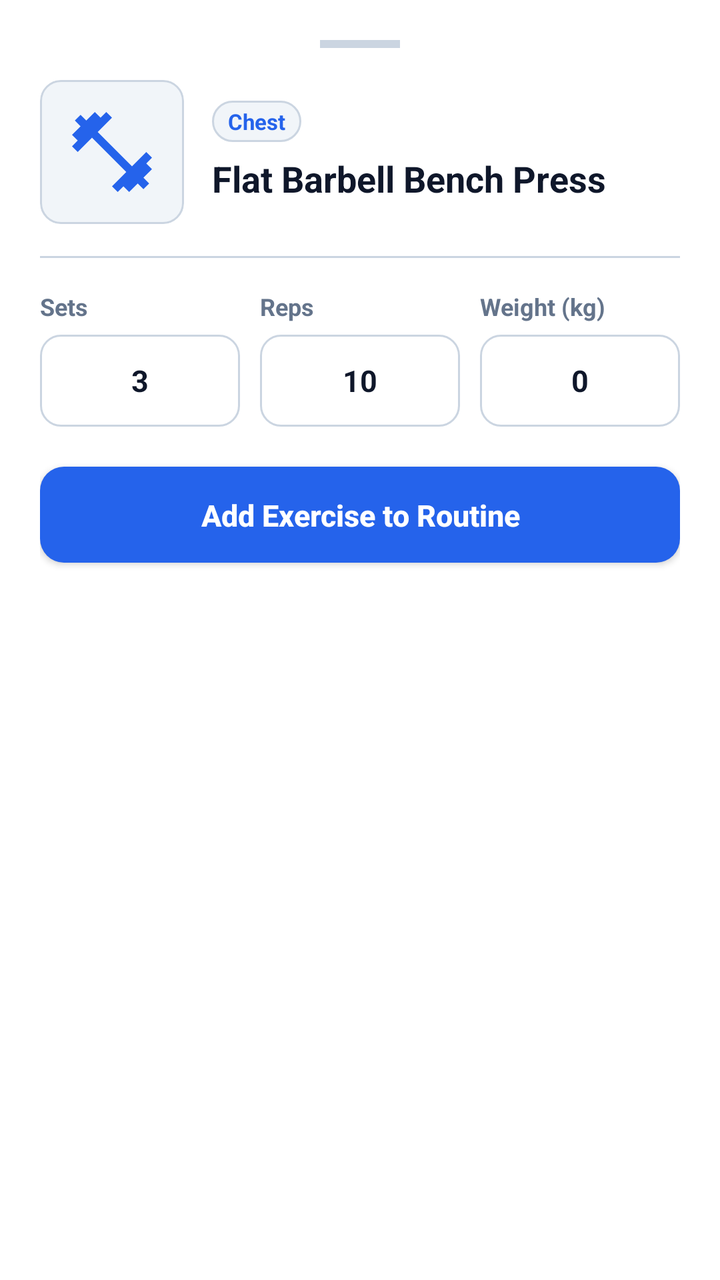
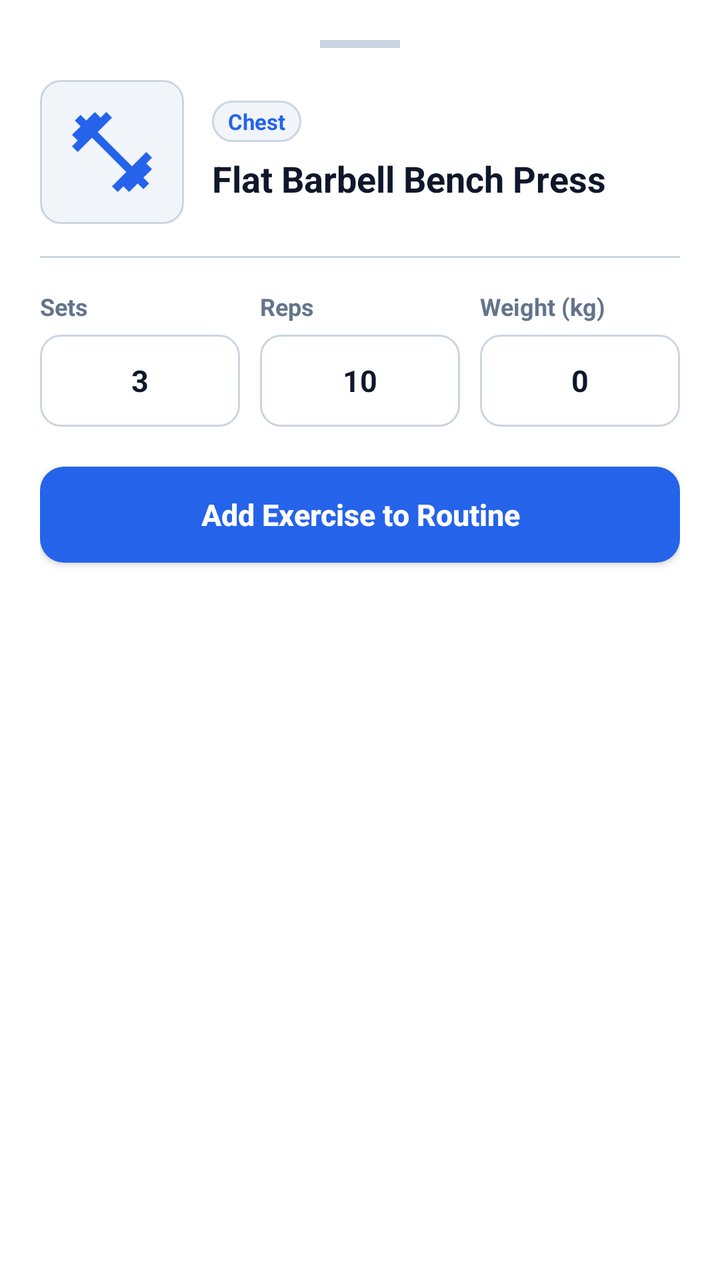

Compare the two renders of this Android layout. The source of the first and the diff that turns it into the second are given below.
<!-- AndroidManifest.xml: application theme Theme.FitTrack -->
<!-- res/layout/bottom_sheet_exercise_config.xml -->
<?xml version="1.0" encoding="utf-8"?>
<LinearLayout xmlns:android="http://schemas.android.com/apk/res/android"
    android:layout_width="match_parent"
    android:layout_height="wrap_content"
    android:background="?attr/colorSurface"
    android:orientation="vertical"
    android:padding="20dp">

    
    <View
        android:layout_width="40dp"
        android:layout_height="4dp"
        android:layout_gravity="center_horizontal"
        android:layout_marginBottom="16dp"
        android:background="@color/border" />

    
    <LinearLayout
        android:layout_width="match_parent"
        android:layout_height="wrap_content"
        android:gravity="center_vertical"
        android:orientation="horizontal">

        <ImageView
            android:id="@+id/ivSheetExerciseThumb"
            android:layout_width="72dp"
            android:layout_height="72dp"
            android:background="@drawable/bg_exercise_thumb"
            android:clipToOutline="true"
            android:contentDescription="Selected exercise demonstration"
            android:padding="4dp"
            android:scaleType="centerInside"
            android:src="@drawable/ic_fitness_center" />

        <LinearLayout
            android:layout_width="0dp"
            android:layout_height="wrap_content"
            android:layout_marginStart="14dp"
            android:layout_weight="1"
            android:orientation="vertical">

            <TextView
                android:id="@+id/tvSheetMuscleBadge"
                android:layout_width="wrap_content"
                android:layout_height="wrap_content"
                android:background="@drawable/bg_badge_neutral"
                android:paddingStart="8dp"
                android:paddingTop="3dp"
                android:paddingEnd="8dp"
                android:paddingBottom="3dp"
                android:text="Chest"
                android:textColor="?attr/colorPrimary"
                android:textSize="11sp"
                android:textStyle="bold" />

            <TextView
                android:id="@+id/tvSheetExerciseName"
                android:layout_width="wrap_content"
                android:layout_height="wrap_content"
                android:layout_marginTop="6dp"
                android:text="Flat Barbell Bench Press"
                android:textColor="?android:attr/textColorPrimary"
                android:textSize="18sp"
                android:textStyle="bold" />

        </LinearLayout>

    </LinearLayout>

    <View
        android:layout_width="match_parent"
        android:layout_height="1dp"
        android:layout_marginTop="16dp"
        android:layout_marginBottom="16dp"
        android:background="@color/border" />

    
    <LinearLayout
        android:layout_width="match_parent"
        android:layout_height="wrap_content"
        android:baselineAligned="false"
        android:orientation="horizontal">

        
        <LinearLayout
            android:layout_width="0dp"
            android:layout_height="wrap_content"
            android:layout_weight="1"
            android:orientation="vertical">

            <TextView
                android:layout_width="wrap_content"
                android:layout_height="wrap_content"
                android:text="Sets"
                android:textColor="?android:attr/textColorSecondary"
                android:textSize="12sp"
                android:textStyle="bold" />

            <EditText
                android:id="@+id/etSheetSets"
                android:layout_width="match_parent"
                android:layout_height="46dp"
                android:layout_marginTop="6dp"
                android:background="@drawable/bg_input"
                android:gravity="center"
                android:hint="3"
                android:inputType="number"
                android:text="3"
                android:textColor="?android:attr/textColorPrimary"
                android:textColorHint="?android:attr/textColorHint"
                android:textSize="15sp"
                android:textStyle="bold" />
        </LinearLayout>

        
        <LinearLayout
            android:layout_width="0dp"
            android:layout_height="wrap_content"
            android:layout_marginStart="10dp"
            android:layout_weight="1"
            android:orientation="vertical">

            <TextView
                android:layout_width="wrap_content"
                android:layout_height="wrap_content"
                android:text="Reps"
                android:textColor="?android:attr/textColorSecondary"
                android:textSize="12sp"
                android:textStyle="bold" />

            <EditText
                android:id="@+id/etSheetReps"
                android:layout_width="match_parent"
                android:layout_height="46dp"
                android:layout_marginTop="6dp"
                android:background="@drawable/bg_input"
                android:gravity="center"
                android:hint="10"
                android:inputType="number"
                android:text="10"
                android:textColor="?android:attr/textColorPrimary"
                android:textColorHint="?android:attr/textColorHint"
                android:textSize="15sp"
                android:textStyle="bold" />
        </LinearLayout>

        
        <LinearLayout
            android:layout_width="0dp"
            android:layout_height="wrap_content"
            android:layout_marginStart="10dp"
            android:layout_weight="1"
            android:orientation="vertical">

            <TextView
                android:layout_width="wrap_content"
                android:layout_height="wrap_content"
                android:text="Weight (kg)"
                android:textColor="?android:attr/textColorSecondary"
                android:textSize="12sp"
                android:textStyle="bold" />

            <EditText
                android:id="@+id/etSheetWeight"
                android:layout_width="match_parent"
                android:layout_height="46dp"
                android:layout_marginTop="6dp"
                android:background="@drawable/bg_input"
                android:gravity="center"
                android:hint="0"
                android:inputType="numberDecimal"
                android:text="0"
                android:textColor="?android:attr/textColorPrimary"
                android:textColorHint="?android:attr/textColorHint"
                android:textSize="15sp"
                android:textStyle="bold" />
        </LinearLayout>

    </LinearLayout>

    
    <androidx.appcompat.widget.AppCompatButton
        android:id="@+id/btnSheetAddExercise"
        android:layout_width="match_parent"
        android:layout_height="48dp"
        android:layout_marginTop="20dp"
        android:background="@drawable/bg_button_primary"
        android:text="@string/add_exercise_to_routine"
        android:textAllCaps="false"
        android:textColor="@color/white"
        android:textSize="15sp"
        android:textStyle="bold" />

</LinearLayout>
<!-- resources referenced by this layout -->
<resources>
  <color name="border">#CBD5E1</color>
  <color name="white">#FFFFFFFF</color>
  <!-- drawable bg_badge_neutral (drawable) -->
  <?xml version="1.0" encoding="utf-8"?>
  <shape xmlns:android="http://schemas.android.com/apk/res/android"
      android:shape="rectangle">
      <solid android:color="@color/badge_neutral_bg" />
      <corners android:radius="12dp" />
      <stroke android:width="1dp" android:color="@color/badge_neutral_stroke" />
  </shape>
  <!-- drawable bg_button_primary (drawable) -->
  <?xml version="1.0" encoding="utf-8"?>
  <ripple xmlns:android="http://schemas.android.com/apk/res/android"
      android:color="#40FFFFFF">
      <item>
          <shape android:shape="rectangle">
              <solid android:color="@color/primary" />
              <corners android:radius="12dp" />
              <padding
                  android:bottom="14dp"
                  android:left="16dp"
                  android:right="16dp"
                  android:top="14dp" />
          </shape>
      </item>
  </ripple>
  <!-- drawable bg_exercise_thumb (drawable) -->
  <?xml version="1.0" encoding="utf-8"?>
  <shape xmlns:android="http://schemas.android.com/apk/res/android"
      android:shape="rectangle">
      <solid android:color="@color/bg_light" />
      <corners android:radius="10dp" />
      <stroke
          android:width="1dp"
          android:color="@color/border" />
  </shape>
  <!-- drawable bg_input (drawable) -->
  <?xml version="1.0" encoding="utf-8"?>
  <shape xmlns:android="http://schemas.android.com/apk/res/android"
      android:shape="rectangle">
      <solid android:color="@color/surface" />
      <corners android:radius="10dp" />
      <stroke android:width="1dp" android:color="@color/border" />
  </shape>
  <!-- drawable ic_fitness_center (drawable) -->
  <vector xmlns:android="http://schemas.android.com/apk/res/android"
      android:width="48dp"
      android:height="48dp"
      android:viewportWidth="24"
      android:viewportHeight="24"
      android:tint="@color/primary">
      <path
          android:fillColor="@android:color/white"
          android:pathData="M20.57,14.86L22,13.43L20.57,12L17,15.57L8.43,7L12,3.43L10.57,2L9.14,3.43L7.71,2L5.57,4.14L4.14,2.71L2.71,4.14L4.14,5.57L2,7.71L3.43,9.14L2,10.57L3.43,12L7,8.43L15.57,17L12,20.57L13.43,22L14.86,20.57L16.29,22L18.43,19.86L19.86,21.29L21.29,19.86L19.86,18.43L22,16.29L20.57,14.86Z"/>
  </vector>
  <string name="add_exercise_to_routine">Add Exercise to Routine</string>
  <style name="Theme.FitTrack" parent="Base.Theme.FitTrack" />
  <color name="badge_neutral_bg">#F1F5F9</color>
  <color name="badge_neutral_stroke">#CBD5E1</color>
  <color name="primary">#2563EB</color>
  <color name="bg_light">#F1F5F9</color>
  <color name="surface">#FFFFFF</color>
  <color name="primary_dark">#1D4ED8</color>
  <color name="accent">#10B981</color>
  <color name="text_primary">#0F172A</color>
  <color name="surface_elevated">#F8FAFC</color>
  <color name="text_secondary">#64748B</color>
  <color name="text_hint">#94A3B8</color>
  <!-- unchanged entries left out for length: 1 -->
</resources>

<!-- the commit's change to res/layout/bottom_sheet_exercise_config.xml (unified diff, before → after) -->
@@ -182,9 +182,19 @@
     <androidx.appcompat.widget.AppCompatButton
         android:id="@+id/btnSheetAddExercise"
         android:layout_width="match_parent"
-        android:layout_height="48dp"
+        android:layout_height="wrap_content"
         android:layout_marginTop="20dp"
         android:background="@drawable/bg_button_primary"
+        android:ellipsize="none"
+        android:gravity="center"
+        android:insetTop="0dp"
+        android:insetBottom="0dp"
+        android:maxLines="1"
+        android:minHeight="48dp"
+        android:paddingStart="16dp"
+        android:paddingTop="10dp"
+        android:paddingEnd="16dp"
+        android:paddingBottom="10dp"
         android:text="@string/add_exercise_to_routine"
         android:textAllCaps="false"
         android:textColor="@color/white"
